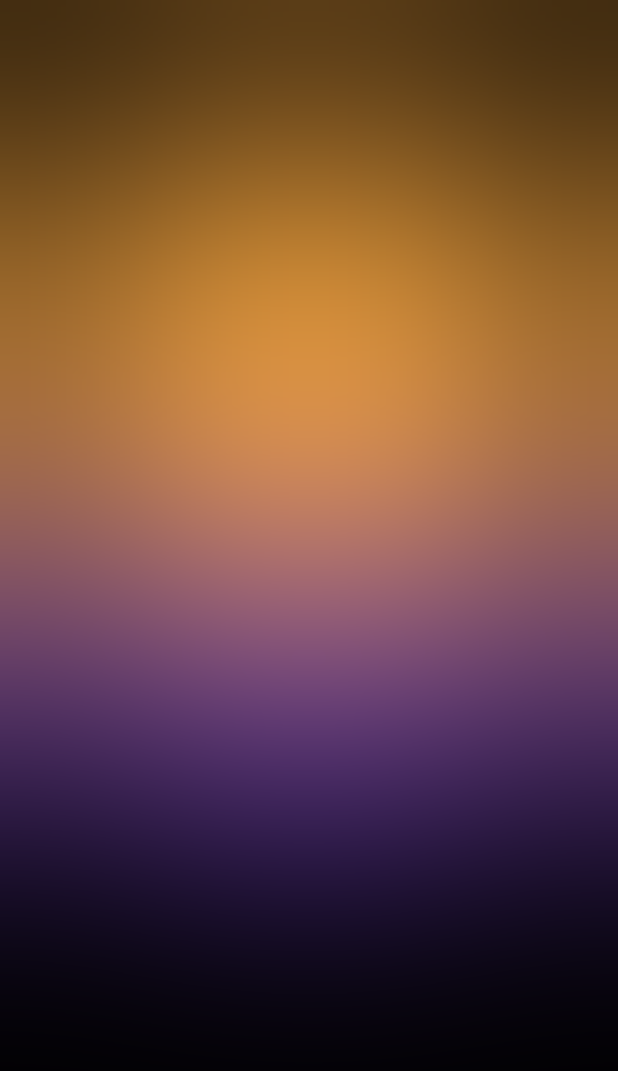
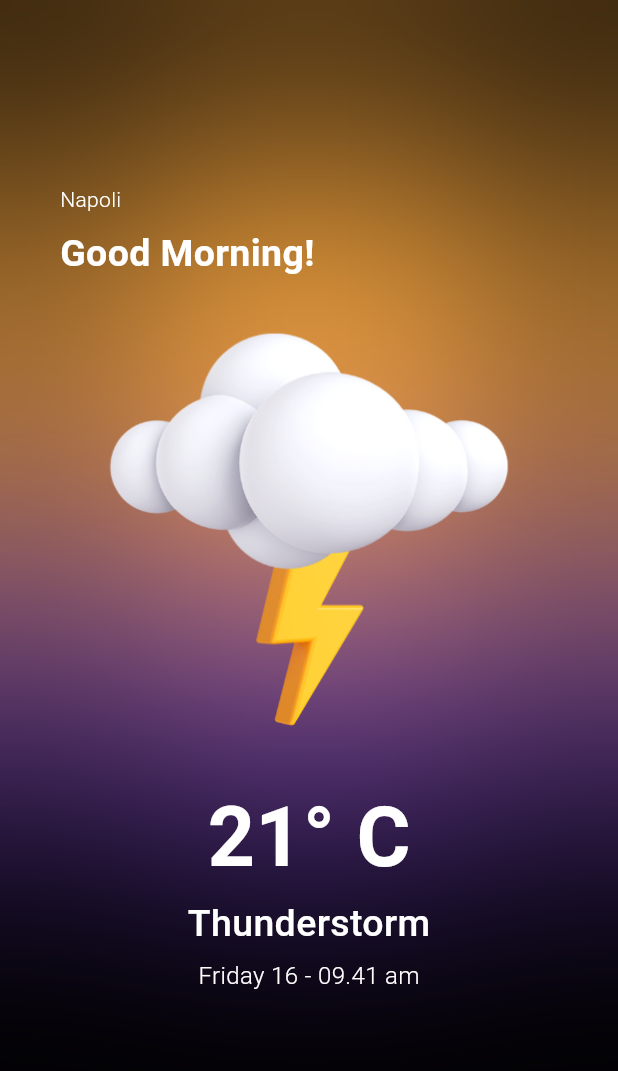
Before and after one commit to MicheleAbategiovanni/weather_app, a Flutter app: the screen it shows after launch, on a phone screen of 412 x 824 dp. Shown: the top 1071 px of the screen. Run offline on Flutter 3.47's test engine with Material 3 defaults, Android fonts, the phone set to English and light mode, and no system bars; our stand-ins replace bloc, equatable.

Commit message:
Add layout structur whit example for a weather image and weather information

```diff
--- a/lib/screens/home_screen.dart
+++ b/lib/screens/home_screen.dart
@@ -60,7 +60,64 @@ class HomeScreen extends StatelessWidget {
                 child: Container(
                   decoration: const BoxDecoration(color: Colors.transparent),
                 ),
-              )
+              ),
+              SizedBox(
+                width: MediaQuery.of(context).size.width,
+                height: MediaQuery.of(context).size.height,
+                child: Column(
+                  crossAxisAlignment: CrossAxisAlignment.start,
+                  children: [
+                    const Text(
+                      'Napoli',
+                      style: TextStyle(
+                        color: Colors.white,
+                        fontWeight: FontWeight.w300,
+                      ),
+                    ),
+                    const SizedBox(height: 8),
+                    const Text(
+                      'Good Morning!',
+                      style: TextStyle(
+                        color: Colors.white,
+                        fontSize: 25,
+                        fontWeight: FontWeight.bold,
+                      ),
+                    ),
+                    Image.asset('assets/storm.png'),
+                    const Center(
+                      child: Text(
+                        '21° C',
+                        style: TextStyle(
+                          color: Colors.white,
+                          fontSize: 55,
+                          fontWeight: FontWeight.w600,
+                        ),
+                      ),
+                    ),
+                    const Center(
+                      child: Text(
+                        'Thunderstorm',
+                        style: TextStyle(
+                          color: Colors.white,
+                          fontSize: 25,
+                          fontWeight: FontWeight.w500,
+                        ),
+                      ),
+                    ),
+                    const SizedBox(height: 5),
+                    const Center(
+                      child: Text(
+                        'Friday 16 - 09.41 am',
+                        style: TextStyle(
+                          color: Colors.white,
+                          fontSize: 16,
+                          fontWeight: FontWeight.w300,
+                        ),
+                      ),
+                    )
+                  ],
+                ),
+              ),
             ],
           ),
         ),
```
